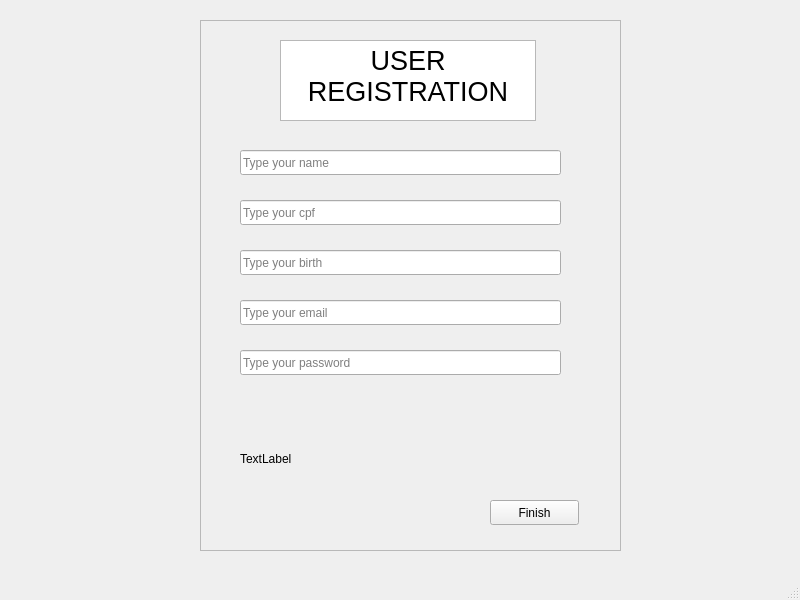
Old version of the form src/ui/userregwindow.ui in the repository gabrielhenrique-123/CotidianoConecta.
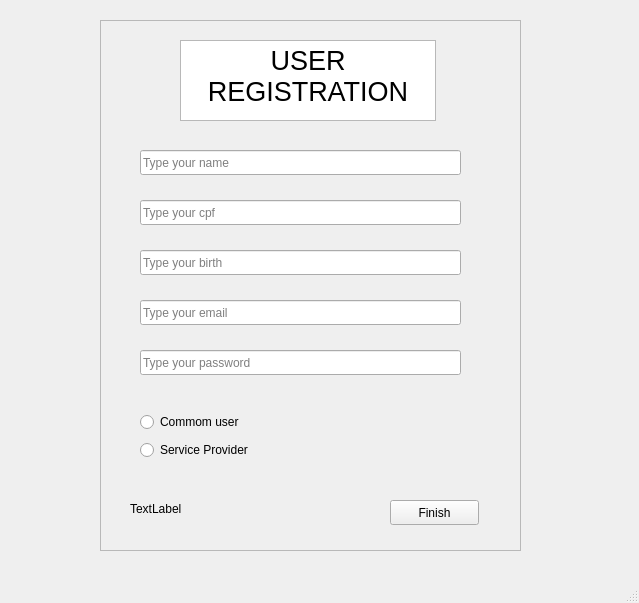
New version of the form.

Commit message: Added login + serviceSpace + userSpace

```diff
--- a/src/ui/userregwindow.ui
+++ b/src/ui/userregwindow.ui
@@ -6,8 +6,8 @@
    <rect>
     <x>0</x>
     <y>0</y>
-    <width>800</width>
-    <height>600</height>
+    <width>639</width>
+    <height>603</height>
    </rect>
   </property>
   <property name="windowTitle">
@@ -17,7 +17,7 @@
    <widget class="QFrame" name="frame">
     <property name="geometry">
      <rect>
-      <x>200</x>
+      <x>100</x>
       <y>20</y>
       <width>421</width>
       <height>531</height>
@@ -78,8 +78,8 @@
     <widget class="QLabel" name="label">
      <property name="geometry">
       <rect>
-       <x>40</x>
-       <y>430</y>
+       <x>30</x>
+       <y>480</y>
        <width>231</width>
        <height>17</height>
       </rect>
@@ -140,6 +140,32 @@
       <string>Type your password</string>
      </property>
     </widget>
+    <widget class="QWidget" name="">
+     <property name="geometry">
+      <rect>
+       <x>40</x>
+       <y>390</y>
+       <width>138</width>
+       <height>54</height>
+      </rect>
+     </property>
+     <layout class="QVBoxLayout" name="verticalLayout">
+      <item>
+       <widget class="QRadioButton" name="commomButton">
+        <property name="text">
+         <string>Commom user</string>
+        </property>
+       </widget>
+      </item>
+      <item>
+       <widget class="QRadioButton" name="serviceButton">
+        <property name="text">
+         <string>Service Provider</string>
+        </property>
+       </widget>
+      </item>
+     </layout>
+    </widget>
    </widget>
   </widget>
   <widget class="QMenuBar" name="menubar">
```
Left out of the diff: 2 changed lines with no effect on the pictures. The commit also changes 722 other files.
